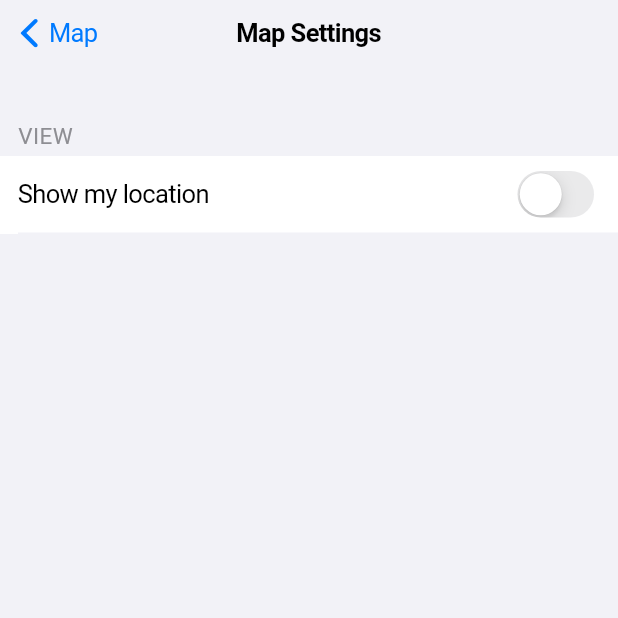
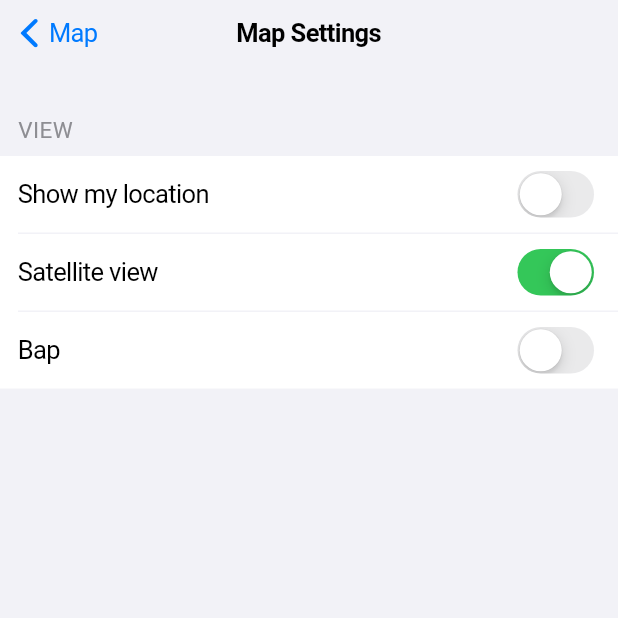
Before and after one commit to persello/azsphere-obd-app, a Flutter app: the MapViewSettings screen opened directly, on a phone screen of 412 x 824 dp, the top half of it. Run offline on Flutter 3.47's test engine with Material 2 defaults, Android fonts, the phone set to English and light mode, and no system bars; our stand-ins replace google_maps_flutter, permission_handler; statements that could not run were skipped.

Commit message:
Custom controls: added documentation.

```diff
--- a/lib/iosstyles.dart
+++ b/lib/iosstyles.dart
@@ -1,5 +1,6 @@
 import 'package:flutter/cupertino.dart';
 
+/// Some custom-defined colors based on [Apple's guidelines](https://developer.apple.com/design/human-interface-guidelines/ios/visual-design/color/).
 class CustomCupertinoColors {
   static const Color systemGray6 = Color.fromARGB(255, 242, 242, 247);
   static const Color systemGray5 = Color.fromARGB(255, 229, 229, 234);
@@ -13,7 +14,11 @@ class CustomCupertinoColors {
   static const Color transparent = Color.fromARGB(0, 0, 0, 0);
 }
 
+/// Some custom text styles for general usage.
 class CustomCupertinoTextStyles {
+  /// A text style for grouped lists' titles.
+  ///
+  /// Specifies the [Color], [letterSpacing] and [fontSize] properties.
   static const TextStyle listGroupTitle = TextStyle(
     color: CustomCupertinoColors.systemGray,
     letterSpacing: 0.3,
@@ -21,76 +26,128 @@ class CustomCupertinoTextStyles {
   );
 }
 
+/// A spacer to be used to divide elements of a [ListView].
+///
+/// This [StatelessWidget] has a [title] property that allows you to specify
+/// its content (shown in its lower-left corner). Margins, colors
+/// and text style are already defined. Keep in mind that being
+/// transparent, you'll see the color of the [CupertinoPageScaffold]
+/// or other [Widget] behind the [ListView]. By default, the title is empty
+/// and the [height] parameter is set to 60.
 class ListGroupSpacer extends StatelessWidget {
   final String title;
-  const ListGroupSpacer(this.title);
+  final double height;
+  const ListGroupSpacer({this.title = "", this.height = 60});
 
   @override
   Widget build(BuildContext context) {
     return Container(
       child: Padding(
-        padding: EdgeInsets.symmetric(horizontal: 12, vertical: 4),
+        // Aligned with other elements
+        padding: EdgeInsets.symmetric(horizontal: 12, vertical: 8),
         child: Text(
+          // Always upper case and with previous defined style
           title.toUpperCase(),
           style: CustomCupertinoTextStyles.listGroupTitle,
         ),
       ),
-      height: 60,
+      height: this.height,
       alignment: Alignment.bottomLeft,
     );
   }
 }
 
+/// A switch item for being put in a list.
+///
+/// This [StatefulWidget] is a list item containing a [CupertinoSwitch],
+/// a [Text] and a separator at the bottom. The [title] parameter lets
+/// you set a custom default text and the optional [isLast] parameter
+/// allows you to hide the separator on the last item of a list or group.
+/// Also tapping the body of this widget will toggle the switch.
+/// Set the [value] parameter to change the represented value and get
+/// notified of changes with the [onChanged] callback.
 class ListSwitch extends StatefulWidget {
-
-  ListSwitch(this.title);
+  ListSwitch(
+      {this.title = "",
+      @required this.onChanged,
+      this.initialValue = false,
+      this.isLast = false});
   final String title;
+  final bool isLast;
+  final bool initialValue;
+  // Callback function
+  final ValueChanged<bool> onChanged;
 
   @override
   _ListSwitchState createState() => _ListSwitchState();
 }
 
 class _ListSwitchState extends State<ListSwitch> {
-  bool _switchState = false;
+  bool _switchState;
+  bool _first = true;
 
   @override
   Widget build(BuildContext context) {
+    // Setting initial value only the first time the widget is built
+    setState(() {
+      if (_first) {
+        _switchState = widget.initialValue;
+        _first = false;
+      }
+    });
+
+    // For detecting taps in all the area
     return GestureDetector(
       onTap: () {
         setState(() {
           _switchState = !_switchState;
+          widget.onChanged(_switchState);
         });
       },
+
+      // Main container
       child: Container(
         color: CustomCupertinoColors.white,
+
+        // For stacking vertically the list item and the separator
         child: Column(
           children: <Widget>[
+            // Padding for text and button
             Padding(
               padding: EdgeInsets.symmetric(
                 vertical: 6,
                 horizontal: 12,
               ),
+
+              // Horizontally stack text and button
               child: Row(
                 mainAxisAlignment: MainAxisAlignment.spaceBetween,
                 children: <Widget>[
                   Text(widget.title),
                   CupertinoSwitch(
                     value: _switchState,
-                    onChanged: (bool value) {
+                    onChanged: (bool v) {
                       setState(() {
-                        _switchState = value;
+                        _switchState = v;
+                        widget.onChanged(_switchState);
                       });
                     },
                   ),
                 ],
               ),
             ),
-            Padding(
-              padding: EdgeInsets.fromLTRB(12, 0, 0, 0),
-              child: Container(
-                height: 1,
-                color: Color.fromARGB(255, 242, 242, 247),
+
+            // Only if not last
+            Visibility(
+              child: Padding(
+                // Touches right side but not left
+                padding: EdgeInsets.fromLTRB(12, 0, 0, 0),
+                child: Container(
+                  height: 1,
+                  color: CustomCupertinoColors.systemGray6,
+                ),
               ),
+              visible: !widget.isLast,
             )
           ],
         ),
--- a/lib/tabs/map/viewsettings.dart
+++ b/lib/tabs/map/viewsettings.dart
@@ -18,7 +18,6 @@ class MapViewSettings extends StatefulWidget {
 }
 
 class _MapViewSettingsState extends State<MapViewSettings> {
-
   @override
   Widget build(BuildContext context) {
     return CupertinoPageScaffold(
@@ -29,8 +28,23 @@ class _MapViewSettingsState extends State<MapViewSettings> {
       ),
       child: ListView(
         children: <Widget>[
-          ListGroupSpacer("View"),
-          ListSwitch("Show my location"),
+          ListGroupSpacer(
+            title: "View",
+          ),
+          ListSwitch(
+            title: "Show my location",
+            onChanged: (bool x) {},
+          ),
+          ListSwitch(
+            title: "Satellite view",
+            onChanged: (bool x) {},
+            initialValue: true,
+          ),
+          ListSwitch(
+            title: "Bap",
+            isLast: true,
+            onChanged: (bool x) {},
+          ),
         ],
       ),
     );
```
